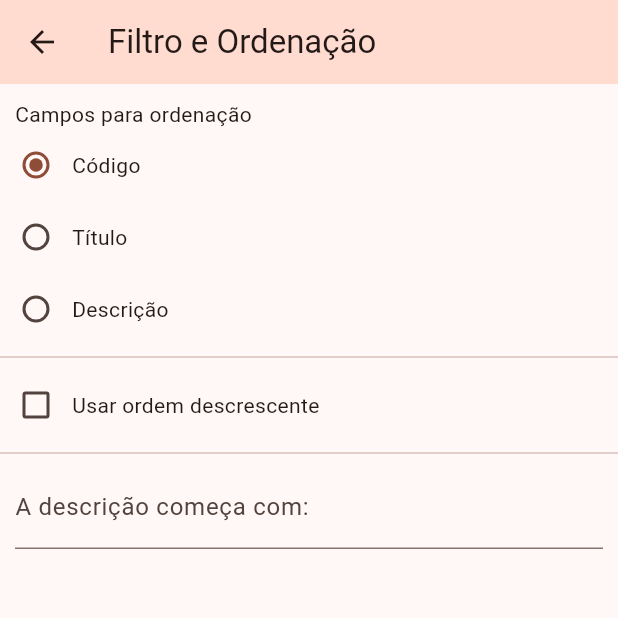
After one commit to vicastanha/av1_DAM_bloco_de_notas, a Flutter app: the screen it shows after launch, after a tap on the "filter list" icon, on a phone screen of 412 x 824 dp, the top half of it. The commit adds this screen. Run offline on Flutter 3.47's test engine with Material 3 defaults, Android fonts, the phone set to English and light mode, and no system bars; our stand-ins replace shared_preferences, sqflite; accounts and stored records are empty.

Commit message:
Entrega Banco de Dados - 21052024 - Entrega I

```diff
--- a/lib/dao/anotacao_dao.dart
+++ b/lib/dao/anotacao_dao.dart
@@ -1,41 +1,56 @@
+
 import 'package:bloco_de_notas/database/database_provider.dart';
 import 'package:bloco_de_notas/model/anotacao.dart';
 
 class AnotacaoDao{
   final dbProvider = DatabaseProvider.instance;
 
-  //salva e altera no banco de dados
-  Future<bool> salvar (Anotacao anotacao) async{
-
-
-    final db =  await dbProvider.database;
+  Future<bool> salvar(Anotacao anotacao) async{
+    final db = await dbProvider.database;
     final valores = anotacao.toMap();
     if(anotacao.id == null){
       anotacao.id = await db.insert(Anotacao.nome_tabela, valores);
       return true;
-    }
-    else {
+    }else {
       final registrosAtualizados = await db.update(
           Anotacao.nome_tabela, valores,
           where: '${Anotacao.campo_id} = ?',
           whereArgs: [anotacao.id]);
+
       return registrosAtualizados > 0;
     }
   }
-  Future <bool> remover (int id) async{
+
+  Future<bool> remover(int id) async{
     final db = await dbProvider.database;
     final removerRegistro = await db.delete(Anotacao.nome_tabela,
-        where: '${Anotacao.campo_id} = ?',
-        whereArgs: [id]);
-    return removerRegistro > 0 ;
+        where: '${Anotacao.campo_id} = ?', whereArgs: [id]);
+
+    return removerRegistro > 0;
   }
 
-  Future<List<Anotacao>> Lista() async{
+  Future<List<Anotacao>> Lista({
+    String filtro = '',
+    String campoOrdenacao = Anotacao.campo_id,
+    bool usarOrdemDecrescente = false,
+  }) async{
     final db = await dbProvider.database;
+
+    String? where;
+    if(filtro.isNotEmpty){
+      where = "UPPER(${Anotacao.campo_descricao}) LIKE '${filtro.toUpperCase()}%'";
+    }
+
+    var orderBy= campoOrdenacao;
+    if (usarOrdemDecrescente){
+      orderBy += ' DESC';
+    }
+
     final resultado = await db.query(Anotacao.nome_tabela,
-        columns: [Anotacao.campo_id,Anotacao.campo_titulo,Anotacao.campo_descricao]);
+      columns: [Anotacao.campo_id, Anotacao.campo_titulo, Anotacao.campo_descricao],
+      where: where,
+      orderBy: orderBy,
+    );
     return resultado.map((m) => Anotacao.fromMap(m)).toList();
   }
-
-
 }
--- a/lib/main.dart
+++ b/lib/main.dart
@@ -1,3 +1,4 @@
+import 'package:bloco_de_notas/pages/filtros_page.dart';
 import 'package:flutter/material.dart';
 import 'package:bloco_de_notas/pages/lista_page_anotacoes.dart';
 
@@ -20,7 +21,10 @@ class MyApp extends StatelessWidget {
         primaryColor: Colors.black,
         useMaterial3: true,
       ),
-      home: ListaAnotacaoPage ()
+      home: ListaAnotacaoPage (),
+      routes: {
+        FiltroPage.ROUTE_NAME: (BuildContext context) => FiltroPage(),
+      },
     );
   }
 }
--- a/lib/model/anotacao.dart
+++ b/lib/model/anotacao.dart
@@ -1,29 +1,33 @@
-import 'package:intl/intl.dart';
+
+import 'package:bloco_de_notas/dao/anotacao_dao.dart';
+import 'package:bloco_de_notas/model/anotacao.dart';
 
 class Anotacao{
-  static const nome_tabela= 'anotacao';
-  static const campo_id =  '_id';
+  static const nome_tabela = 'anotacoes';
+  static const campo_id = '_id';
   static const campo_titulo = 'titulo';
-  static const campo_descricao = 'descricaos';
+  static const campo_descricao = 'descricao';
 
 
-  int id;
+  int? id;
   String titulo;
   String descricao;
 
-  Anotacao({required this.id, required this.titulo, required this.descricao});
+
+  Anotacao({ required this.id, required this.titulo, required this.descricao});
+
+
 
   Map<String, dynamic> toMap() => <String, dynamic>{
     campo_id: id,
-    campo_titulo:titulo,
-    campo_descricao:descricao,
-
+    campo_titulo: titulo,
+    campo_descricao: descricao
   };
 
-  factory Anotacao.fromMap(Map<String, dynamic > map) => Anotacao(
-    id: map[campo_id] is int ? map[campo_id] : null,
+  factory Anotacao.fromMap(Map<String, dynamic> map) => Anotacao(
+    id: map[campo_id] is int ? map[campo_id]: null,
     titulo: map[campo_titulo] is String ? map[campo_titulo] : '',
-    descricao: map[campo_descricao] is String ? map[campo_descricao] : ''
-    ,
+    descricao: map[campo_descricao] is String ? map[campo_descricao] : '',
   );
+
 }
--- /dev/null
+++ b/lib/pages/filtros_page.dart
@@ -0,0 +1,128 @@
+
+import 'package:bloco_de_notas/model/anotacao.dart';
+import 'package:flutter/cupertino.dart';
+import 'package:flutter/material.dart';
+import 'package:shared_preferences/shared_preferences.dart';
+
+class FiltroPage extends StatefulWidget{
+
+  static const ROUTE_NAME = '/filtro';
+  static const  CHAVE_CAMPO_ORDENACAO = 'campoOrdenacao';
+  static const  CHAVE_ORDENAR_DECRESCENTE = 'usarOrdemDecrescente';
+  static const  CHAVE_FILTRO_DESCRICAO = 'filtroDescricao';
+
+  @override
+  _FiltroPageState createState() => _FiltroPageState();
+
+}
+
+@override
+class _FiltroPageState extends State<FiltroPage>{
+  final camposParaOrdenacao= {
+    Anotacao.campo_id: 'Código', Anotacao.campo_titulo: 'Título', Anotacao.campo_descricao: 'Descrição'
+  };
+
+  late final SharedPreferences prefs;
+  final _descricaoController = TextEditingController();
+  String _campoOrdenacao = Anotacao.campo_id;
+  bool _usarOrdemDecrescente = false;
+  bool _alterouValores = false;
+
+  @override
+  void initState(){
+    super.initState();
+    _carregarSharedPreferences();
+  }
+
+  void _carregarSharedPreferences() async {
+    prefs = await SharedPreferences.getInstance();
+    setState(() {
+      _campoOrdenacao = prefs.getString(FiltroPage.CHAVE_CAMPO_ORDENACAO) ?? Anotacao.campo_id;
+      _usarOrdemDecrescente = prefs.getBool(FiltroPage.CHAVE_ORDENAR_DECRESCENTE) ?? false;
+      _descricaoController.text = prefs.getString(FiltroPage.CHAVE_FILTRO_DESCRICAO) ?? '';
+    });
+  }
+
+  @override
+  Widget build(BuildContext context){
+    return WillPopScope(
+      onWillPop: _onVoltarClick,
+      child: Scaffold(
+        appBar: AppBar(
+            centerTitle: false,
+            backgroundColor: Theme.of(context).colorScheme.primaryContainer,
+            title: const Text('Filtro e Ordenação')
+        ),
+        body: _criaBody(),
+      ),
+    );
+  }
+
+  Widget _criaBody(){
+    return ListView(
+      children: [
+        const Padding(
+          padding: EdgeInsets.only(left: 10, top: 10),
+          child: Text('Campos para ordenação'),
+        ),
+        for (final campo in camposParaOrdenacao.keys)
+          Row(
+            children: [
+              Radio(
+                value: campo,
+                groupValue: _campoOrdenacao,
+                onChanged: _onCampoOrdenacaoChanged,
+              ),
+              Text(camposParaOrdenacao[campo] ?? ''),
+            ],
+          ),
+        const Divider(),
+        Row(
+          children: [
+            Checkbox(
+              value: _usarOrdemDecrescente,
+              onChanged: _onUsarOrdemDecrescenteChange,
+            ),
+            const Text('Usar ordem descrescente')
+          ],
+        ),
+        const Divider(),
+        Padding(
+          padding: const EdgeInsets.symmetric(horizontal: 10),
+          child: TextField(
+            decoration: const InputDecoration(labelText: 'A descrição começa com:'),
+            controller: _descricaoController,
+            onChanged: _onFiltroDescricaoChange,
+          ),
+        ),
+      ],
+    );
+  }
+
+  Future<bool> _onVoltarClick() async{
+    Navigator.of(context).pop(_alterouValores);
+    return true;
+  }
+
+  void _onFiltroDescricaoChange(String? valor){
+    prefs.setString(FiltroPage.CHAVE_FILTRO_DESCRICAO, valor ?? '');
+    _alterouValores = true;
+  }
+
+  void _onCampoOrdenacaoChanged(String? valor){
+    prefs.setString(FiltroPage.CHAVE_CAMPO_ORDENACAO, valor ?? '');
+    _alterouValores = true;
+    setState(() {
+      _campoOrdenacao = valor ?? '';
+    });
+  }
+
+  void _onUsarOrdemDecrescenteChange(bool? valor){
+    prefs.setBool(FiltroPage.CHAVE_ORDENAR_DECRESCENTE, valor == true);
+    _alterouValores = true;
+    setState(() {
+      _usarOrdemDecrescente = valor == true;
+    });
+  }
+
+}
--- a/lib/pages/lista_page_anotacoes.dart
+++ b/lib/pages/lista_page_anotacoes.dart
@@ -1,30 +1,55 @@
+
 import 'package:bloco_de_notas/dao/anotacao_dao.dart';
 import 'package:bloco_de_notas/model/anotacao.dart';
 import 'package:bloco_de_notas/pages/detalhe_anotaocao_page.dart';
+import 'package:bloco_de_notas/pages/filtros_page.dart';
 import 'package:bloco_de_notas/widgets/conteudo_form_dialog.dart';
 import 'package:flutter/material.dart';
+import 'package:shared_preferences/shared_preferences.dart';
 
-class  ListaAnotacaoPage extends  StatefulWidget{
+class ListaAnotacaoPage extends StatefulWidget{
 
   @override
   _ListaAnotacaoPageState createState() => _ListaAnotacaoPageState();
 }
 
-class _ListaAnotacaoPageState extends State <ListaAnotacaoPage>{
+class _ListaAnotacaoPageState extends State<ListaAnotacaoPage>{
 
-  final _anotacoes = <Anotacao>[];
+  final _anotacoes = <Anotacao> [];
   final _dao = AnotacaoDao();
 
-  var _carregando = false;
 
   static const ACAO_EDITAR = 'editar';
   static const ACAO_EXCLUIR = 'excluir';
   static const ACAO_VISUALIZAR = 'visualizar';
 
   @override
-  void initstate(){
+  void initState(){
     super.initState();
     _atualizarLista();
+  }
+
+  void _atualizarLista () async{
+    setState(() {
+
+    });
+
+    final prefs = await SharedPreferences.getInstance();
+    final _campoOrdenacao = prefs.getString(FiltroPage.CHAVE_CAMPO_ORDENACAO) ?? Anotacao.campo_id;
+    final _usarOrdemDecrescente = prefs.getBool(FiltroPage.CHAVE_ORDENAR_DECRESCENTE) == true;
+    final  _filtroDescricao = prefs.getString(FiltroPage.CHAVE_FILTRO_DESCRICAO) ?? '';
+
+    final anotacoes = await _dao.Lista(
+      filtro: _filtroDescricao,
+      campoOrdenacao: _campoOrdenacao,
+      usarOrdemDecrescente: _usarOrdemDecrescente,
+    );
+    setState(() {
+      _anotacoes.clear();
+      if(anotacoes.isNotEmpty){
+        _anotacoes.addAll(anotacoes);
+      }
+    });
   }
 
   @override
@@ -35,46 +60,30 @@ class _ListaAnotacaoPageState extends State <ListaAnotacaoPage>{
       floatingActionButton: FloatingActionButton(
         onPressed: _abrirForm,
         child: Icon(Icons.add),
-          tooltip: 'Nova Anotação'
+        tooltip: 'Nova Anotação',
       ),
     );
   }
+
   AppBar _criarAppBar(BuildContext context){
     return AppBar(
       backgroundColor: Theme.of(context).colorScheme.primaryContainer,
       title: Text('Anotações'),
       centerTitle: false,
-    );
-  }
-
-  Widget _criarBody(){
-    if(_carregando){
-      return const Column(
-        mainAxisAlignment: MainAxisAlignment.center,
-        children: [
-          Align(
-            alignment: AlignmentDirectional.center,
-            child: CircularProgressIndicator(),
-          ),
-          Align(
-            alignment: AlignmentDirectional.center,
-            child: Padding(
-              padding: EdgeInsets.only(top: 10),
-              child: Text('Carregando suas Anotações!',
-                style: TextStyle(
-                  fontSize: 20,
-                  fontWeight: FontWeight.bold,
-                ),
-              ),
-            ),
+      actions: [
+        IconButton(
+          onPressed: _abrirFiltro,
+          icon: const Icon(Icons.filter_list),
         )
       ],
     );
   }
 
+  Widget _criarBody(){
+
     if(_anotacoes.isEmpty){
       return  const Center(
-        child: Text('Tudo certo por aqui!!!',
+        child: Text('Tudo ok por aqui!!!',
           style: TextStyle(fontSize: 20, fontWeight: FontWeight.bold),
         ),
       );
@@ -84,9 +93,9 @@ class _ListaAnotacaoPageState extends State <ListaAnotacaoPage>{
         final anotacao = _anotacoes[index];
         return PopupMenuButton<String>(
           child: ListTile(
-            title: Text('${anotacao.id} - ${anotacao.titulo}'
+            title: Text('${anotacao.id} - ${anotacao.titulo}',
             ),
-            subtitle: Text('${anotacao.descricao}'
+            subtitle: Text(anotacao.descricao,
             ),
           ),
           itemBuilder: (BuildContext context) => criarItensMenuPopUp(),
@@ -99,6 +108,7 @@ class _ListaAnotacaoPageState extends State <ListaAnotacaoPage>{
               Navigator.of(context).push(MaterialPageRoute(
                   builder: (_) => DetalheAnotacaoPage(anotacao: anotacao)));
             }
+            _dao.salvar(anotacao);
           },
         );
       },
@@ -107,8 +117,29 @@ class _ListaAnotacaoPageState extends State <ListaAnotacaoPage>{
     );
   }
 
-  List <PopupMenuEntry<String>> criarItensMenuPopUp(){
-    return[
+  void _abrirFiltro(){
+    final navigator = Navigator.of(context);
+    navigator.pushNamed(FiltroPage.ROUTE_NAME).then((alterouValor) {
+      if(alterouValor == true){
+        _atualizarLista();
+      }
+    });
+  }
+
+  List<PopupMenuEntry<String>> criarItensMenuPopUp(){
+    return [
+      const PopupMenuItem(
+          value: ACAO_VISUALIZAR,
+          child: Row(
+            children: [
+              Icon(Icons.info, color: Colors.blue),
+              Padding(
+                padding: EdgeInsets.only(left: 10),
+                child: Text('Visualizar'),
+              )
+            ],
+          )
+      ),
       const PopupMenuItem(
           value: ACAO_EDITAR,
           child: Row(
@@ -140,7 +171,7 @@ class _ListaAnotacaoPageState extends State <ListaAnotacaoPage>{
     return showDialog(
         context: context,
         builder: (BuildContext context){
-          return AlertDialog(
+          return  AlertDialog(
             title: const Row(
               children: [
                 Icon(Icons.warning, color: Colors.red,),
@@ -150,52 +181,55 @@ class _ListaAnotacaoPageState extends State <ListaAnotacaoPage>{
                 )
               ],
             ),
-            content: const Text('Tem certeza que deseja excluir esta anotação permanentemente?'),
+            content: const Text('Esse registro será deletado definitivamente!'),
             actions: [
               TextButton(
                   onPressed: () => Navigator.of(context).pop(),
                   child: const Text('Cancelar')
               ),
               TextButton(
-                  onPressed: (){
+                  onPressed: () {
                     Navigator.of(context).pop();
                     if (anotacao.id == null){
                       return;
                     }
-                    _dao.remover(anotacao.id!).then((success){
+                    _dao.remover(anotacao.id!).then((success) {
                       if(success){
                         _atualizarLista();
                       }
                     });
                   },
-                  child: const Text ('OK')
+                  child: Text('Ok')
               ),
             ],
           );
         }
     );
+
   }
 
-  void _abrirForm ({Anotacao? anotacaoAtual}){
-    final key = GlobalKey <ConteudoFormDialogState>();
+  void _abrirForm({Anotacao? anotacaoAtual}){
+    final key = GlobalKey<ConteudoFormDialogState>();
     showDialog(
         context: context,
         builder: (BuildContext context){
           return AlertDialog(
-            title: Text(anotacaoAtual == null ? 'Nova Anotação' : 'Alterar Anotação? ${anotacaoAtual.id}'),
+            title: Text(anotacaoAtual == null ? 'Nova anotação' :
+            'Alterar Anotação ${anotacaoAtual.id}'),
             content: ConteudoFormDialog(key: key, anotacaoAtual: anotacaoAtual),
             actions: [
               TextButton(
                 onPressed: () => Navigator.of(context).pop(),
-                child: const Text('Cancelar'),
+                child: Text('Cancelar'),
               ),
               TextButton(
-                  onPressed: (){
-                    if(key.currentState!.dadosValidados() && key.currentState != null){
+                onPressed: () {
+                  if (key.currentState!.dadosValidados() &&
+                      key.currentState != null){
                     setState(() {
                       final novaAnotacao = key.currentState!.novaAnotacao;
-                        _dao.salvar(novaAnotacao).then((success){
-                          if (success){
+                      _dao.salvar(novaAnotacao).then((success) {
+                        if(success){
                           _atualizarLista();
                         }
                       });
@@ -203,23 +237,11 @@ class _ListaAnotacaoPageState extends State <ListaAnotacaoPage>{
                     Navigator.of(context).pop();
                   }
                 },
-                  child: Text('Salvar')
-              ),
+                child: Text('Salvar'),
+              )
             ],
           );
         }
     );
   }
-
-  void _atualizarLista () async{
-    final anotacoes = await _dao.Lista();
-    setState(() {
-      _anotacoes.clear();
-      if(anotacoes.isNotEmpty){
-        _anotacoes.addAll(anotacoes);
 }
-    });
-
-  }
-
-}
--- a/lib/widgets/conteudo_form_dialog.dart
+++ b/lib/widgets/conteudo_form_dialog.dart
@@ -1,15 +1,18 @@
-import 'package:bloco_de_notas/model/anotacao.dart';
+
+import 'package:bloco_de_notas/widgets/conteudo_form_dialog.dart';
+import 'package:flutter/cupertino.dart';
 import 'package:flutter/material.dart';
 import 'package:intl/intl.dart';
+
+import '../model/anotacao.dart';
 
 class ConteudoFormDialog extends StatefulWidget{
   final Anotacao? anotacaoAtual;
 
-  ConteudoFormDialog({Key? key, this.anotacaoAtual}) : super(key:key);
+  ConteudoFormDialog({ Key? key, this.anotacaoAtual}) : super(key: key);
 
   @override
   ConteudoFormDialogState createState() => ConteudoFormDialogState();
-
 }
 
 class ConteudoFormDialogState extends State<ConteudoFormDialog>{
@@ -35,26 +38,27 @@ class ConteudoFormDialogState extends State<ConteudoFormDialog>{
           mainAxisSize: MainAxisSize.min,
           children: [
             TextFormField(
-              controller:  tituloController,
-              decoration: const InputDecoration(labelText: 'Título'),
-              validator: (String? valor) {
-                if (valor == null || valor.isEmpty) {
-                  return 'Informe o Título!';
+              controller: tituloController,
+              decoration: InputDecoration(labelText: 'Título'),
+              validator: (String? valor){
+                if (valor == null || valor.isEmpty){
+                  return 'Informe o título!';
                 }
                 return null;
               },
             ),
             TextFormField(
               controller: descricaoController,
-              decoration: const InputDecoration(labelText: 'Descrição'),
-              validator: (String? valor) {
-                if (valor == null || valor.isEmpty) {
-                  return 'Informe a Descrição da sua Anotação!';
+              decoration: InputDecoration(labelText: 'Descrição'),
+              validator: (String? valor){
+                if (valor == null || valor.isEmpty){
+                  return 'Informe a descrição!';
                 }
                 return null;
               },
             ),
           ],
+
         )
     );
   }
@@ -63,9 +67,9 @@ class ConteudoFormDialogState extends State<ConteudoFormDialog>{
   bool dadosValidados() => formKey.currentState?.validate() == true;
 
   Anotacao get novaAnotacao => Anotacao(
-    id: widget.anotacaoAtual?.id ?? 0,
+    id: widget.anotacaoAtual?.id ?? null,
     titulo: tituloController.text,
-      descricao: descricaoController.text,
+    descricao: descricaoController.text
+
   );
-
 }
--- a/pubspec.yaml
+++ b/pubspec.yaml
@@ -36,6 +36,7 @@ dependencies:
   # Use with the CupertinoIcons class for iOS style icons.
   cupertino_icons: ^1.0.6
   intl: ^0.19.0
+  shared_preferences: ^2.2.2
   sqflite: ^2.3.3
 
 dev_dependencies:
```
Also changed, not shown: lib/database/database_provider.dart (+14 -11 lines), pubspec.lock. Lines whose indentation alone changed are shown as unchanged.
